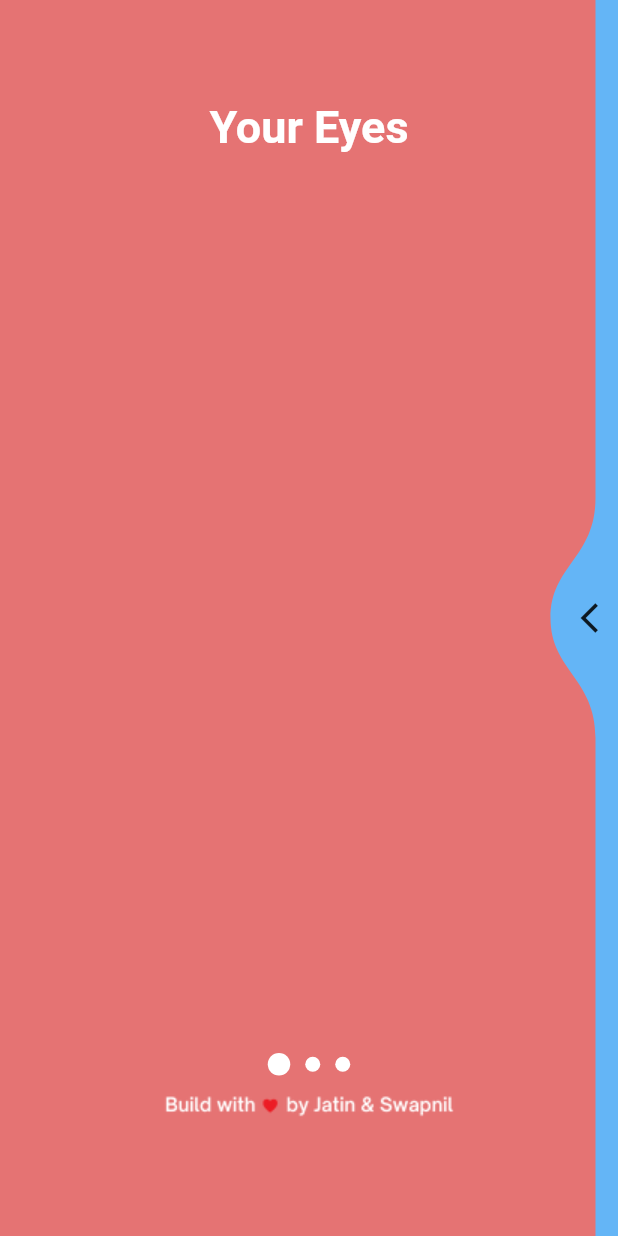
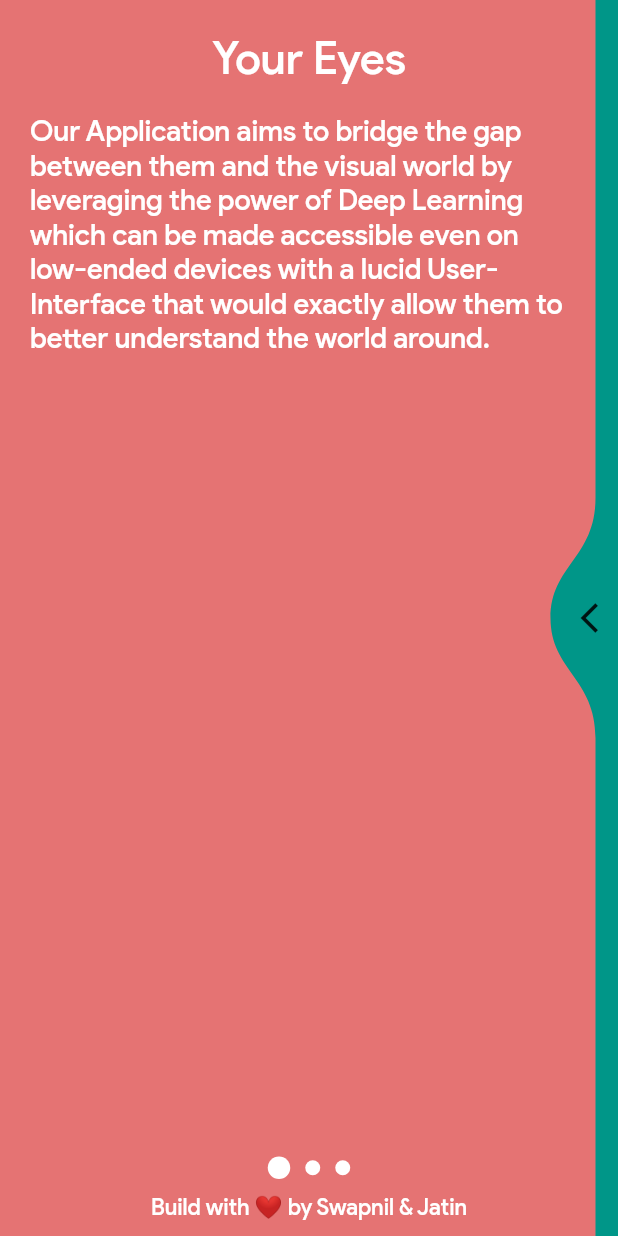
Before and after one commit to jatiinyadav/Your_Eyes, a Flutter app: the screen it shows after launch, on a phone screen of 412 x 824 dp. Run offline on Flutter 3.47's test engine with Material 2 defaults, Android fonts, the phone set to English and light mode, and no system bars; drawn by our look-alikes of liquid_swipe.

Commit message:
Braille Code Page Added

```diff
--- a/lib/content/page1.dart
+++ b/lib/content/page1.dart
@@ -12,18 +12,38 @@ class PageOne extends StatelessWidget {
         crossAxisAlignment: CrossAxisAlignment.center,
         children: [
           Center(
+            child: Padding(
+              padding: EdgeInsets.only(top: 20.0),
               child: Text(
                 'Your Eyes',
                 style: TextStyle(
                   fontSize: 30,
-                fontWeight: FontWeight.bold,
+                  fontFamily: 'OpenSans',
                   decoration: TextDecoration.none,
                   color: Colors.white,
                 ),
               ),
             ),
-          SizedBox(height: 600),
+          ),
+          Container(
+            child: Padding(
+              padding: EdgeInsets.only(
+                  top: 20.0, bottom: 20.0, left: 20.0, right: 25.0),
+              child: Text(
+                'Our Application aims to bridge the gap between them and the visual world by leveraging the power of Deep Learning which can be made accessible even on low-ended devices with a lucid User-Interface that would exactly allow them to better understand the world around.',
+                style: TextStyle(
+                  fontSize: 19,
+                  fontFamily: 'OpenSans',
+                  decoration: TextDecoration.none,
+                  color: Colors.white,
+                ),
+              ),
+            ),
+          ),
+          Spacer(),
           Row(
+            crossAxisAlignment: CrossAxisAlignment.center,
+            mainAxisSize: MainAxisSize.max,
             mainAxisAlignment: MainAxisAlignment.center,
             children: [
               Container(
@@ -54,9 +74,21 @@ class PageOne extends StatelessWidget {
               )
             ],
           ),
-          Center(
-            child: Image.asset('assets/build_by.png'),
-          )
+          Padding(
+            padding: EdgeInsets.only(
+              top: 10.0,
+              bottom: 10.0,
+            ),
+            child: Text(
+              'Build with ❤️ by Swapnil & Jatin',
+              style: TextStyle(
+                fontSize: 15,
+                fontFamily: 'OpenSans',
+                decoration: TextDecoration.none,
+                color: Colors.white,
+              ),
+            ),
+          ),
         ],
       ),
     );
--- a/lib/content/page2.dart
+++ b/lib/content/page2.dart
@@ -6,24 +6,108 @@ class PageTwo extends StatelessWidget {
   @override
   Widget build(BuildContext context) {
     return Container(
-      color: Colors.blue[300],
+      color: Colors.teal,
       child: Column(
         mainAxisAlignment: MainAxisAlignment.center,
         crossAxisAlignment: CrossAxisAlignment.center,
         children: [
           Center(
-            child: Text(
-              'Braille Tactile Code',
-              style: TextStyle(
-                fontSize: 30,
-                fontWeight: FontWeight.bold,
-                decoration: TextDecoration.none,
-                color: Colors.white,
+            child: Padding(
+              padding: EdgeInsets.only(top: 20.0),
+              child: Text(
+                'Braille Code',
+                style: TextStyle(
+                  fontSize: 30,
+                  fontFamily: 'OpenSans',
+                  decoration: TextDecoration.none,
+                  color: Colors.white,
+                ),
               ),
             ),
           ),
-          SizedBox(height: 600),
+          Container(
+            child: Padding(
+              padding: EdgeInsets.only(
+                top: 20.0,
+                bottom: 20.0,
+                left: 20.0,
+                right: 25.0,
+              ),
+              child: Column(
+                children: [
+                  ClipRRect(
+                    borderRadius: BorderRadius.circular(8.0),
+                    child: Image.asset('assets/Braille.png'),
+                  ),
+                  SizedBox(
+                    height: 20.0,
+                  ),
+                  Text(
+                    'Braille Code is a tactile code enabling blind and visually impaired people to read and write by touch, with various combinations of raised dots representing the alphabet, words, punctuation and numbers.',
+                    style: TextStyle(
+                      fontSize: 19,
+                      fontFamily: 'OpenSans',
+                      decoration: TextDecoration.none,
+                      color: Colors.white,
+                    ),
+                  ),
+                ],
+              ),
+            ),
+          ),
+          Padding(
+            padding: EdgeInsets.only(
+              top: 10.0,
+              bottom: 20.0,
+              left: 20.0,
+              right: 25.0,
+            ),
+            child: Align(
+              alignment: Alignment.centerLeft,
+              child: Text(
+                'Braille Code Includes:',
+                textAlign: TextAlign.left,
+                style: TextStyle(
+                  fontSize: 22,
+                  fontFamily: 'OpenSans',
+                  decoration: TextDecoration.none,
+                  color: Colors.white,
+                ),
+              ),
+            ),
+          ),
+          Padding(
+            padding: EdgeInsets.only(
+              bottom: 20.0,
+              left: 30.0,
+              right: 25.0,
+            ),
+            child: Align(
+              alignment: Alignment.centerLeft,
+              child: Text(
+                '- Eight-dot braille \n- Letters \n- Formatting \n- Punctuation \n- Contractions',
+                textAlign: TextAlign.left,
+                style: TextStyle(
+                  fontSize: 20,
+                  fontFamily: 'OpenSans',
+                  decoration: TextDecoration.none,
+                  color: Colors.white,
+                ),
+              ),
+            ),
+          ),
+          ElevatedButton(
+            style: ElevatedButton.styleFrom(
+              primary: Colors.green, // background
+              onPrimary: Colors.white, // foreground
+            ),
+            onPressed: () {},
+            child: Text('Read More on Braille Code'),
+          ),
+          Spacer(),
           Row(
+            crossAxisAlignment: CrossAxisAlignment.center,
+            mainAxisSize: MainAxisSize.max,
             mainAxisAlignment: MainAxisAlignment.center,
             children: [
               Container(
@@ -54,9 +138,21 @@ class PageTwo extends StatelessWidget {
               )
             ],
           ),
-          Center(
-            child: Image.asset('assets/build_by.png'),
-          )
+          Padding(
+            padding: EdgeInsets.only(
+              top: 10.0,
+              bottom: 10.0,
+            ),
+            child: Text(
+              'Build with ❤️ by Swapnil & Jatin',
+              style: TextStyle(
+                fontSize: 15,
+                fontFamily: 'OpenSans',
+                decoration: TextDecoration.none,
+                color: Colors.white,
+              ),
+            ),
+          ),
         ],
       ),
     );
--- a/lib/content/page3.dart
+++ b/lib/content/page3.dart
@@ -6,24 +6,29 @@ class PageThree extends StatelessWidget {
   @override
   Widget build(BuildContext context) {
     return Container(
-      color: Colors.teal,
+      color: Colors.purple[200],
       child: Column(
         mainAxisAlignment: MainAxisAlignment.center,
         crossAxisAlignment: CrossAxisAlignment.center,
         children: [
           Center(
+            child: Padding(
+              padding: EdgeInsets.only(top: 20.0),
               child: Text(
                 'More Info',
                 style: TextStyle(
                   fontSize: 30,
-                fontWeight: FontWeight.bold,
+                  fontFamily: 'OpenSans',
                   decoration: TextDecoration.none,
                   color: Colors.white,
                 ),
               ),
             ),
-          SizedBox(height: 600),
+          ),
+          Spacer(),
           Row(
+            crossAxisAlignment: CrossAxisAlignment.center,
+            mainAxisSize: MainAxisSize.max,
             mainAxisAlignment: MainAxisAlignment.center,
             children: [
               Container(
@@ -54,9 +59,21 @@ class PageThree extends StatelessWidget {
               )
             ],
           ),
-          Center(
-            child: Image.asset('assets/build_by.png'),
-          )
+          Padding(
+            padding: EdgeInsets.only(
+              top: 10.0,
+              bottom: 10.0,
+            ),
+            child: Text(
+              'Build with ❤️ by Swapnil & Jatin',
+              style: TextStyle(
+                fontSize: 15,
+                fontFamily: 'OpenSans',
+                decoration: TextDecoration.none,
+                color: Colors.white,
+              ),
+            ),
+          ),
         ],
       ),
     );
--- a/lib/main.dart
+++ b/lib/main.dart
@@ -15,6 +15,7 @@ class MyApp extends StatelessWidget {
     return MaterialApp(
       theme: ThemeData(
         primarySwatch: Colors.green,
+        fontFamily: 'OpenSans',
       ),
       // home: SplashScreenPage(),
       // home: HomeScreen(),
```
Also changed, not shown: pubspec.yaml (+5 -6 lines), assets/Braille.png (added), assets/braille_code.png (added), assets/braillecode.png (added), assets/build_by.png (deleted), assets/font/sans.ttf (added). Lines whose indentation alone changed are shown as unchanged.
